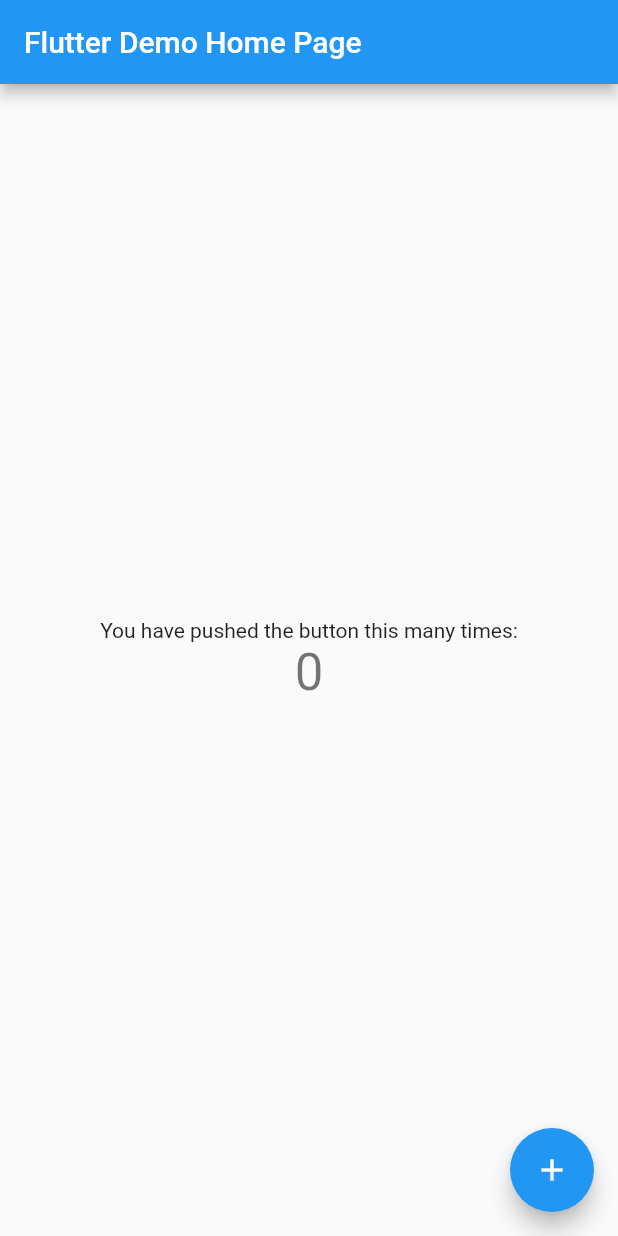
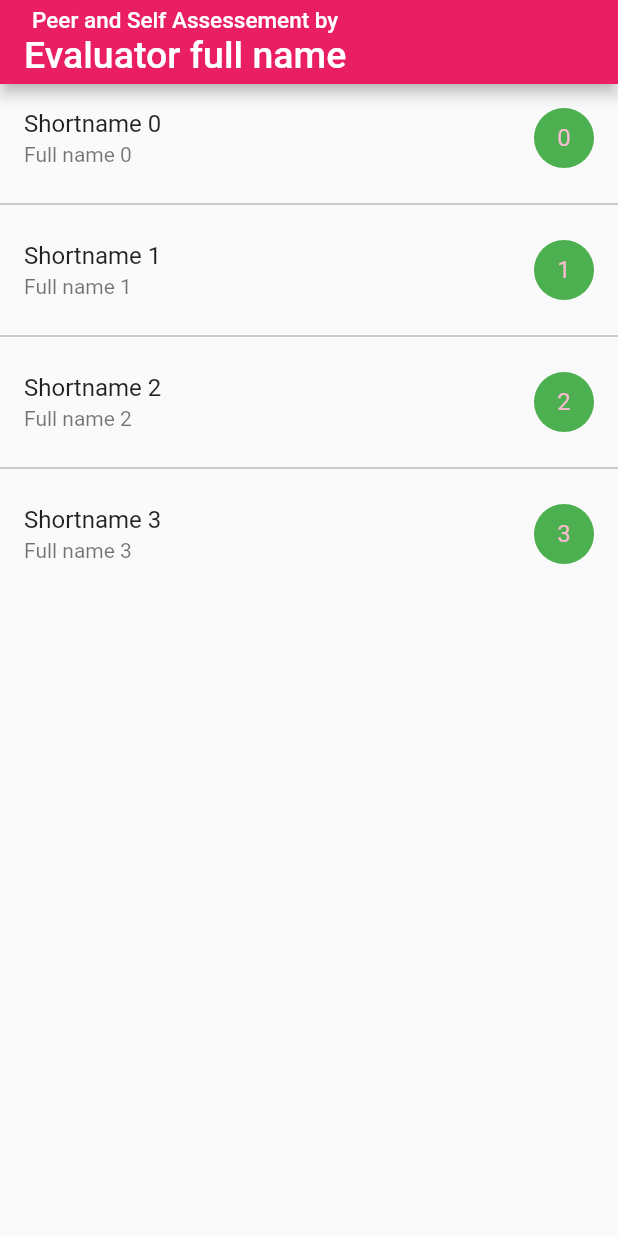
Before and after one commit to jumail-utm/navigation_simple, a Flutter app: the screen it shows after launch, on a phone screen of 412 x 824 dp. Run offline on Flutter 3.47's test engine with Material 2 defaults, Android fonts, the phone set to English and light mode, and no system bars.

Commit message:
Add SummaryScreen with hard coded data

```diff
--- a/lib/main.dart
+++ b/lib/main.dart
@@ -1,111 +1,13 @@
 import 'package:flutter/material.dart';
+import 'package:navigation_simple/screens/summary.dart';
 
-void main() => runApp(MyApp());
-
-class MyApp extends StatelessWidget {
-  // This widget is the root of your application.
-  @override
-  Widget build(BuildContext context) {
-    return MaterialApp(
-      title: 'Flutter Demo',
-      theme: ThemeData(
-        // This is the theme of your application.
-        //
-        // Try running your application with "flutter run". You'll see the
-        // application has a blue toolbar. Then, without quitting the app, try
-        // changing the primarySwatch below to Colors.green and then invoke
-        // "hot reload" (press "r" in the console where you ran "flutter run",
-        // or simply save your changes to "hot reload" in a Flutter IDE).
-        // Notice that the counter didn't reset back to zero; the application
-        // is not restarted.
-        primarySwatch: Colors.blue,
+void main() => runApp(
+      MaterialApp(
+        debugShowCheckedModeBanner: false,
+        title: 'flutter_navigation_simple',
+        theme: ThemeData(
+          primarySwatch: Colors.pink,
+        ),
+        home: SummaryScreen(),
       ),
-      home: MyHomePage(title: 'Flutter Demo Home Page'),
     );
-  }
-}
-
-class MyHomePage extends StatefulWidget {
-  MyHomePage({Key key, this.title}) : super(key: key);
-
-  // This widget is the home page of your application. It is stateful, meaning
-  // that it has a State object (defined below) that contains fields that affect
-  // how it looks.
-
-  // This class is the configuration for the state. It holds the values (in this
-  // case the title) provided by the parent (in this case the App widget) and
-  // used by the build method of the State. Fields in a Widget subclass are
-  // always marked "final".
-
-  final String title;
-
-  @override
-  _MyHomePageState createState() => _MyHomePageState();
-}
-
-class _MyHomePageState extends State<MyHomePage> {
-  int _counter = 0;
-
-  void _incrementCounter() {
-    setState(() {
-      // This call to setState tells the Flutter framework that something has
-      // changed in this State, which causes it to rerun the build method below
-      // so that the display can reflect the updated values. If we changed
-      // _counter without calling setState(), then the build method would not be
-      // called again, and so nothing would appear to happen.
-      _counter++;
-    });
-  }
-
-  @override
-  Widget build(BuildContext context) {
-    // This method is rerun every time setState is called, for instance as done
-    // by the _incrementCounter method above.
-    //
-    // The Flutter framework has been optimized to make rerunning build methods
-    // fast, so that you can just rebuild anything that needs updating rather
-    // than having to individually change instances of widgets.
-    return Scaffold(
-      appBar: AppBar(
-        // Here we take the value from the MyHomePage object that was created by
-        // the App.build method, and use it to set our appbar title.
-        title: Text(widget.title),
-      ),
-      body: Center(
-        // Center is a layout widget. It takes a single child and positions it
-        // in the middle of the parent.
-        child: Column(
-          // Column is also a layout widget. It takes a list of children and
-          // arranges them vertically. By default, it sizes itself to fit its
-          // children horizontally, and tries to be as tall as its parent.
-          //
-          // Invoke "debug painting" (press "p" in the console, choose the
-          // "Toggle Debug Paint" action from the Flutter Inspector in Android
-          // Studio, or the "Toggle Debug Paint" command in Visual Studio Code)
-          // to see the wireframe for each widget.
-          //
-          // Column has various properties to control how it sizes itself and
-          // how it positions its children. Here we use mainAxisAlignment to
-          // center the children vertically; the main axis here is the vertical
-          // axis because Columns are vertical (the cross axis would be
-          // horizontal).
-          mainAxisAlignment: MainAxisAlignment.center,
-          children: <Widget>[
-            Text(
-              'You have pushed the button this many times:',
-            ),
-            Text(
-              '$_counter',
-              style: Theme.of(context).textTheme.display1,
-            ),
-          ],
-        ),
-      ),
-      floatingActionButton: FloatingActionButton(
-        onPressed: _incrementCounter,
-        tooltip: 'Increment',
-        child: Icon(Icons.add),
-      ), // This trailing comma makes auto-formatting nicer for build methods.
-    );
-  }
-}
--- a/lib/screens/summary.dart
+++ b/lib/screens/summary.dart
@@ -0,0 +1,42 @@
+import 'package:flutter/material.dart';
+
+class SummaryScreen extends StatefulWidget {
+  @override
+  _SummaryScreenState createState() => _SummaryScreenState();
+}
+
+class _SummaryScreenState extends State<SummaryScreen> {
+  @override
+  Widget build(BuildContext context) {
+    return Scaffold(
+      appBar: AppBar(
+        title: Column(
+          children: <Widget>[
+            Text(
+              'Peer and Self Assessement by',
+              style: TextStyle(fontSize: 15),
+            ),
+            Text(
+              'Evaluator full name',
+              style: TextStyle(fontSize: 25),
+            ),
+          ],
+        ),
+      ),
+      body: ListView.separated(
+        itemCount: 4,
+        itemBuilder: (context, index) => ListTile(
+          title: Text('Shortname $index'),
+          subtitle: Text('Full name $index'),
+          trailing: CircleAvatar(
+            child: Text('$index'),
+            backgroundColor: Colors.green,
+          ),
+        ),
+        separatorBuilder: (context, index) => Divider(
+          color: Colors.grey,
+        ),
+      ),
+    );
+  }
+}
```
